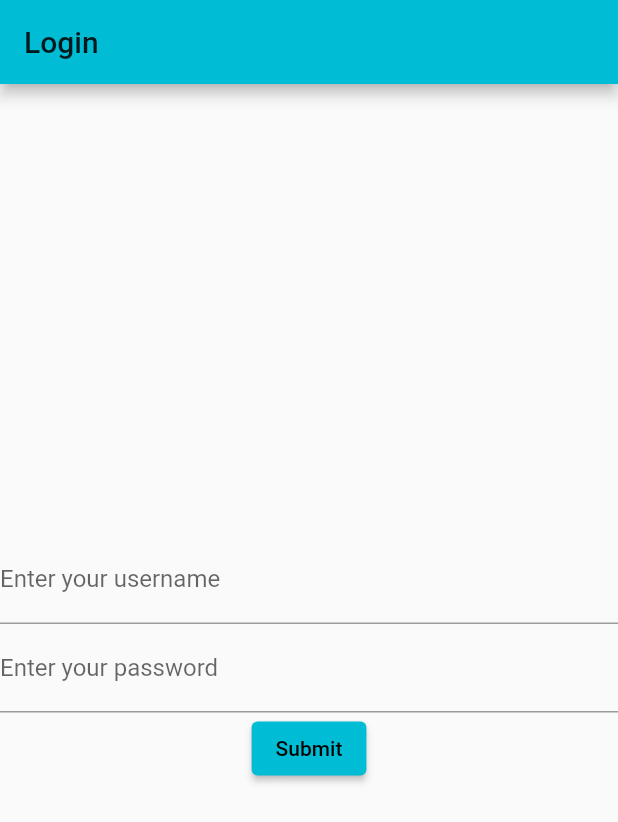
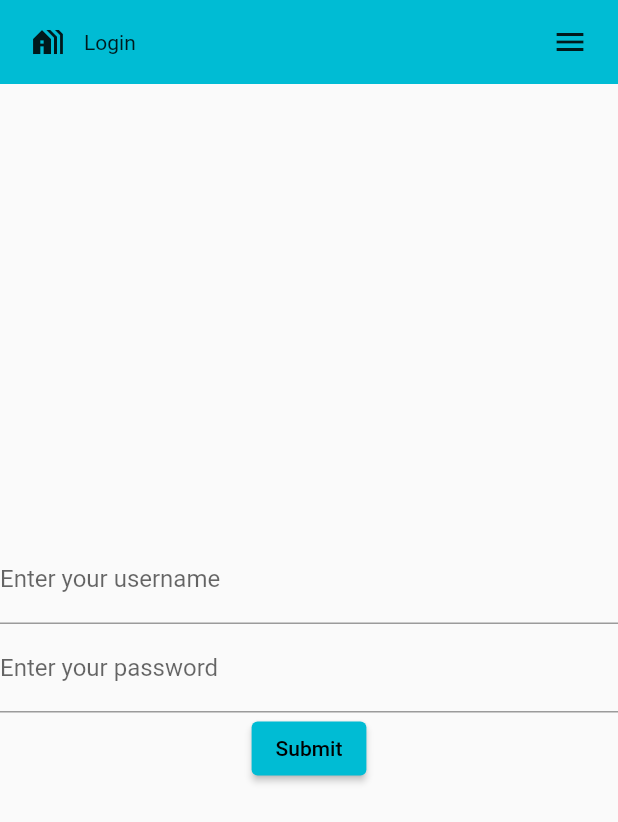
Before and after one commit to lib3rate/thermostat-native, a Flutter app: the screen it shows after launch, on a phone screen of 412 x 824 dp. Shown: the top 822 px of the screen. Run offline on Flutter 3.47's test engine with Material 2 defaults, Android fonts, the phone set to English and light mode, and no system bars.

Commit message:
Add Header widget

```diff
--- a/lib/main.dart
+++ b/lib/main.dart
@@ -25,7 +25,7 @@ class _LoginPageState extends State<LoginPage> {
   @override
   Widget build(BuildContext context) {
     return Scaffold(
-      appBar: AppBar(
+      appBar: Header(
         title: Text('Login'),
       ),
       body: Center(
@@ -137,13 +137,7 @@ class _HomePageState extends State<HomePage> {
     // fast, so that you can just rebuild anything that needs updating rather
     // than having to individually change instances of widgets.
     return Scaffold(
-      appBar: AppBar(
-        // Here we take the value from the MyHomePage object that was created by
-        // the App.build method, and use it to set our appbar title.
-        title: Text(widget.title),
-        actions: [IconButton(onPressed: () {}, icon: Icon(Icons.list))],
-        // actions: [IconButton(onPressed: _login, icon: Icon(Icons.list))],
-      ),
+      appBar: Header(title: Text('Thermostat')),
       body: Center(
         child: Column(
           mainAxisAlignment: MainAxisAlignment.center,
@@ -176,3 +170,47 @@ class _HomePageState extends State<HomePage> {
     );
   }
 }
+
+class Header extends StatelessWidget implements PreferredSizeWidget {
+  Header({required this.title});
+
+  final Widget title;
+
+  // void _login() {
+  //   Navigator.of(context).push(MaterialPageRoute<void>(
+  //     builder: (BuildContext context) {
+  //       return HomePage(title: 'Thermostat Home');
+  //     },
+  //   ));
+  // }
+
+  @override
+  Size get preferredSize => const Size.fromHeight(100);
+
+  @override
+  Widget build(BuildContext context) {
+    return Container(
+        height: 56.0,
+        padding: const EdgeInsets.symmetric(horizontal: 8.0),
+        decoration: BoxDecoration(color: Colors.cyan),
+        child: Row(
+          children: <Widget>[
+            IconButton(
+              icon: Icon(Icons.holiday_village),
+              tooltip: 'Logo',
+              onPressed: () => print('logo got clicked'),
+            ),
+            // GestureDetector(
+            //   onTap: () => print('logo got clicked'),
+            //   child: Image.asset('images/flutter.jpeg'),
+            // ),
+            Expanded(child: title),
+            IconButton(
+              icon: Icon(Icons.menu),
+              tooltip: 'Navigation menu',
+              onPressed: () => print('menu got clicked'),
+            ),
+          ],
+        ));
+  }
+}
```
Also changed, not shown: pubspec.yaml (+5 -3 lines), images/flutter.jpeg (added), images/parity-logo-light.svg (added).
